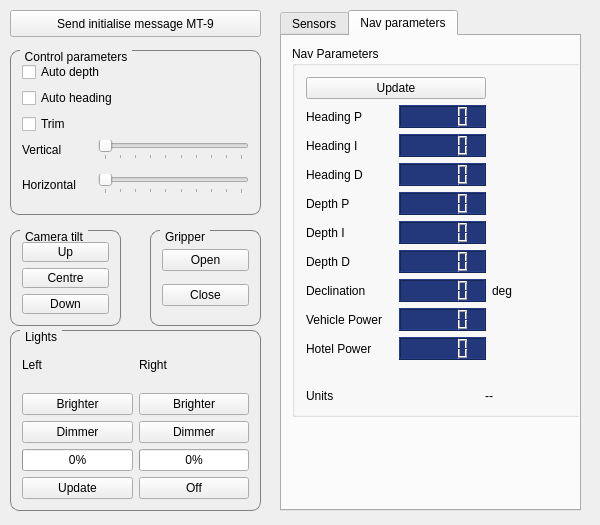
The window that src/volturnus_gui.ui (nrjl/rqt_volturnus) describes before a commit, drawn with Qt 5.
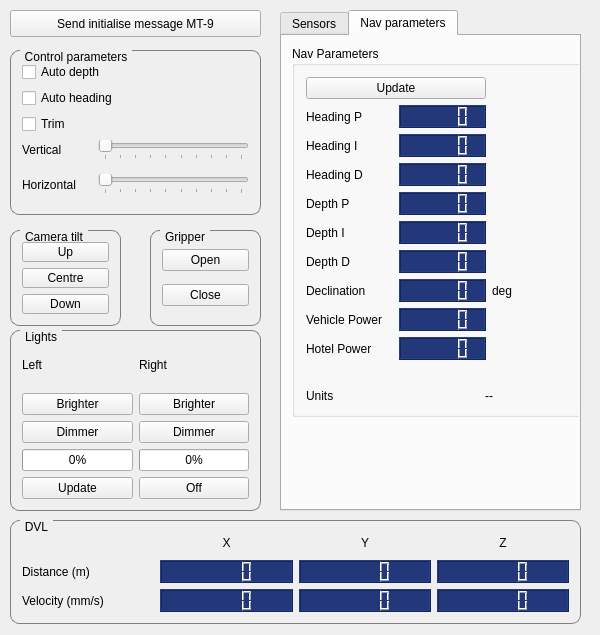
The same window after the commit. The open tabs and pages were chosen to show the change.

Commit message: Added a DVL velocity information box (also added dependencies on geometry_msgs::Twist messages), fixed light valuebar displays, connected tilt centre button

```diff
--- a/src/volturnus_gui.ui
+++ b/src/volturnus_gui.ui
@@ -7,7 +7,7 @@
     <x>0</x>
     <y>0</y>
     <width>600</width>
-    <height>525</height>
+    <height>635</height>
    </rect>
   </property>
   <property name="windowTitle">
@@ -944,6 +944,138 @@
     </item>
    </layout>
   </widget>
+  <widget class="QGroupBox" name="groupBox">
+   <property name="geometry">
+    <rect>
+     <x>10</x>
+     <y>520</y>
+     <width>571</width>
+     <height>104</height>
+    </rect>
+   </property>
+   <property name="styleSheet">
+    <string notr="true">QGroupBox {
+    border: 1px solid gray;
+    border-radius: 9px;
+    margin-top: 0.5em;
+}
+
+QGroupBox::title {
+    subcontrol-origin: margin;
+    left: 10px;
+    padding: 0 3px 0 3px;
+}</string>
+   </property>
+   <property name="title">
+    <string>DVL</string>
+   </property>
+   <layout class="QGridLayout" name="gridLayout_7">
+    <item row="1" column="3">
+     <widget class="QLCDNumber" name="dvl_zdistLCD">
+      <property name="styleSheet">
+       <string notr="true">QLCDNumber{
+    color: rgb(210, 210, 210);    
+    background-color: rgb(34, 56, 123);
+}</string>
+      </property>
+     </widget>
+    </item>
+    <item row="1" column="2">
+     <widget class="QLCDNumber" name="dvl_ydistLCD">
+      <property name="styleSheet">
+       <string notr="true">QLCDNumber{
+    color: rgb(210, 210, 210);    
+    background-color: rgb(34, 56, 123);
+}</string>
+      </property>
+     </widget>
+    </item>
+    <item row="0" column="1">
+     <widget class="QLabel" name="label_87">
+      <property name="text">
+       <string>X</string>
+      </property>
+      <property name="alignment">
+       <set>Qt::AlignCenter</set>
+      </property>
+     </widget>
+    </item>
+    <item row="0" column="2">
+     <widget class="QLabel" name="label_91">
+      <property name="text">
+       <string>Y</string>
+      </property>
+      <property name="alignment">
+       <set>Qt::AlignCenter</set>
+      </property>
+     </widget>
+    </item>
+    <item row="1" column="1">
+     <widget class="QLCDNumber" name="dvl_xdistLCD">
+      <property name="styleSheet">
+       <string notr="true">QLCDNumber{
+    color: rgb(210, 210, 210);    
+    background-color: rgb(34, 56, 123);
+}</string>
+      </property>
+     </widget>
+    </item>
+    <item row="2" column="0">
+     <widget class="QLabel" name="label_86">
+      <property name="text">
+       <string>Velocity (mm/s)</string>
+      </property>
+     </widget>
+    </item>
+    <item row="0" column="3">
+     <widget class="QLabel" name="label_92">
+      <property name="text">
+       <string>Z</string>
+      </property>
+      <property name="alignment">
+       <set>Qt::AlignCenter</set>
+      </property>
+     </widget>
+    </item>
+    <item row="1" column="0">
+     <widget class="QLabel" name="label_85">
+      <property name="text">
+       <string>Distance (m)</string>
+      </property>
+     </widget>
+    </item>
+    <item row="2" column="1">
+     <widget class="QLCDNumber" name="dvl_xvelLCD">
+      <property name="styleSheet">
+       <string notr="true">QLCDNumber{
+    color: rgb(210, 210, 210);    
+    background-color: rgb(34, 56, 123);
+}</string>
+      </property>
+     </widget>
+    </item>
+    <item row="2" column="2">
+     <widget class="QLCDNumber" name="dvl_yvelLCD">
+      <property name="styleSheet">
+       <string notr="true">QLCDNumber{
+    color: rgb(210, 210, 210);    
+    background-color: rgb(34, 56, 123);
+}</string>
+      </property>
+     </widget>
+    </item>
+    <item row="2" column="3">
+     <widget class="QLCDNumber" name="dvl_zvelLCD">
+      <property name="styleSheet">
+       <string notr="true">QLCDNumber{
+    color: rgb(210, 210, 210);    
+    background-color: rgb(34, 56, 123);
+}</string>
+      </property>
+     </widget>
+    </item>
+   </layout>
+  </widget>
  </widget>
  <layoutdefault spacing="6" margin="11"/>
  <resources/>
```
Left out of the diff: 56 changed lines with no effect on the pictures. The commit also changes 5 other files.
